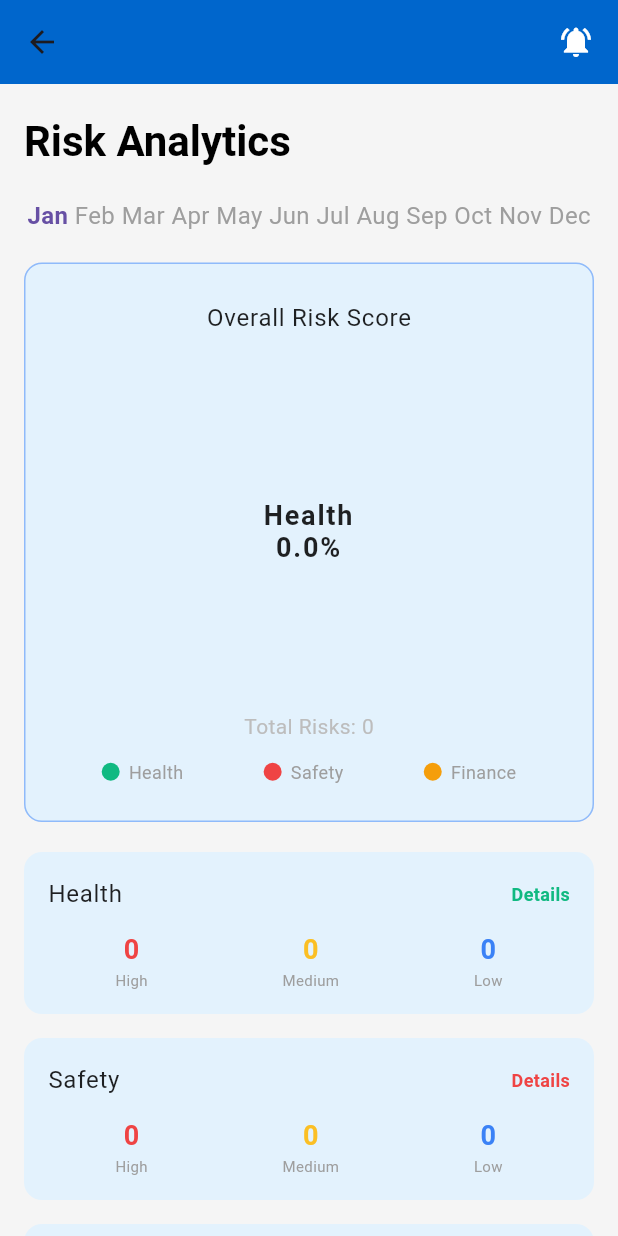
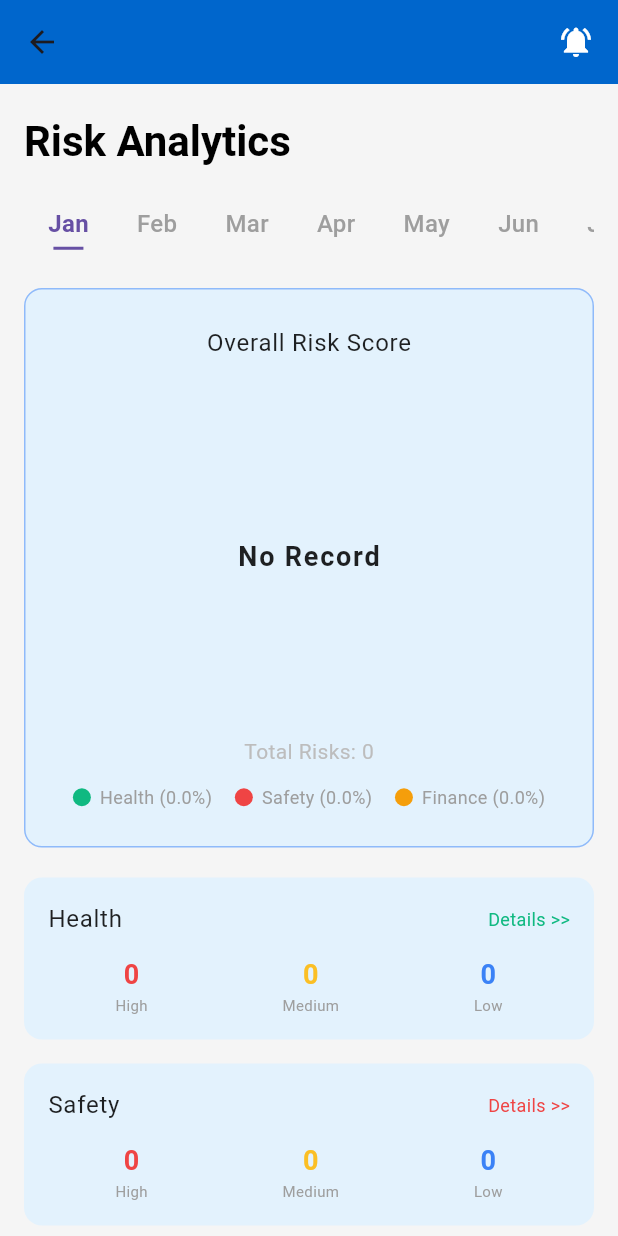
Before and after one commit to sonika-tang/everyday_risk_analyzer, a Flutter app: the RiskOverviewScreen screen opened directly with empty values, on a phone screen of 412 x 824 dp. Run offline on Flutter 3.47's test engine with Material 3 defaults, Android fonts, the phone set to English and light mode, and no system bars; accounts and stored records are empty.

Commit message:
finish Analytic

```diff
--- a/lib/ui/screens/risk_overview_screen.dart
+++ b/lib/ui/screens/risk_overview_screen.dart
@@ -118,7 +118,7 @@
                   style: TextStyle(fontSize: 14, color: Colors.grey[400]),
                 ),
                 SizedBox(height: 12),
-                _buildLegend(),
+                _buildLegend(healthPercent, safetyPercent, financePercent),
               ],
             ),
           ),
@@ -128,18 +128,21 @@
             title: 'Health',
             data: healthCat,
             color: AppTheme.healthColor,
+            risks: monthlyRisk,
           ),
           SizedBox(height: 16),
           CategoryBox(
             title: 'Safety',
             data: safetyCat,
             color: AppTheme.safetyColor,
+            risks: monthlyRisk,
           ),
           SizedBox(height: 16),
           CategoryBox(
             title: 'Finance',
             data: financeCat,
             color: AppTheme.financeColor,
+            risks: monthlyRisk,
           ),
           SizedBox(height: 20),
         ],
@@ -147,18 +150,22 @@
     );
   }
 
-  Widget _buildLegend() {
+  Widget _buildLegend(
+    double healthPercent,
+    double safetyPercent,
+    double financePercent,
+  ) {
     return Row(
       mainAxisAlignment: MainAxisAlignment.spaceAround,
       children: [
-        _buildLegendItem('Health', AppTheme.healthColor),
-        _buildLegendItem('Safety', AppTheme.safetyColor),
-        _buildLegendItem('Finance', AppTheme.financeColor),
+        _buildLegendItem('Health', healthPercent, AppTheme.healthColor),
+        _buildLegendItem('Safety', safetyPercent, AppTheme.safetyColor),
+        _buildLegendItem('Finance', financePercent, AppTheme.financeColor),
       ],
     );
   }
 
-  Widget _buildLegendItem(String label, Color color) {
+  Widget _buildLegendItem(String label, double percentage, Color color) {
     return Row(
       children: [
         Container(
@@ -167,7 +174,7 @@
           decoration: BoxDecoration(shape: BoxShape.circle, color: color),
         ),
         SizedBox(width: 6),
-        Text(label, style: TextStyle(fontSize: 12, color: Colors.grey)),
+        Text('$label (${percentage.toStringAsFixed(1)}%)', style: TextStyle(fontSize: 12, color: Colors.grey)),
       ],
     );
   }
@@ -178,9 +185,12 @@
       'Jul','Aug','Sep','Oct','Nov','Dec'
     ];
 
-    return Row(
-      mainAxisAlignment: MainAxisAlignment.spaceAround,
-      children: List.generate(12, (index) {
+    return SizedBox(
+      height: 40,
+      child: ListView.builder(
+        scrollDirection: Axis.horizontal,
+        itemCount: months.length,
+        itemBuilder: (context, index) {
           final isSelected = selectedMonth == index + 1;
 
           return GestureDetector(
@@ -189,56 +199,37 @@
                 selectedMonth = index + 1;
               });
             },
-          child: Text(
+            child: Container(
+              padding: const EdgeInsets.symmetric(horizontal: 16),
+              alignment: Alignment.center,
+              child: Column(
+                mainAxisAlignment: MainAxisAlignment.center,
+                children: [
+                  Text(
                     months[index],
                     style: TextStyle(
                       fontSize: 16,
-              fontWeight: isSelected ? FontWeight.bold : FontWeight.normal,
+                      fontWeight:
+                          isSelected ? FontWeight.bold : FontWeight.w500,
                       color: isSelected
                           ? Theme.of(context).colorScheme.primary
                           : Colors.grey,
                     ),
                   ),
+                  const SizedBox(height: 4),
+                  AnimatedContainer(
+                    duration: const Duration(milliseconds: 250),
+                    height: 2,
+                    width: isSelected ? 20 : 0,
+                    color: Theme.of(context).colorScheme.primary,
+                  ),
+                ],
+              ),
+            ),
           );
-      }),
+        },
+      ),
     );
   }
 
 }
-
-                // SizedBox(height: 20),
-                // // Central Circle with Score
-                // Container(
-                //   width: 140,
-                //   height: 140,
-                //   decoration: BoxDecoration(
-                //     shape: BoxShape.circle,
-                //     color: Theme.of(context).brightness == Brightness.dark
-                //         ? Color(0xFF0f1419)
-                //         : Colors.white,
-                //     border: Border.all(color: overallColor, width: 3),
-                //   ),
-                //   child: Center(
-                //     child: Column(
-                //       mainAxisAlignment: MainAxisAlignment.center,
-                //       children: [
-                //         Text(
-                //           score.toStringAsFixed(0),
-                //           style: TextStyle(
-                //             fontSize: 40,
-                //             fontWeight: FontWeight.bold,
-                //             color: overallColor,
-                //           ),
-                //         ),
-                //         Text(
-                //           overallRisk,
-                //           style: TextStyle(
-                //             fontSize: 14,
-                //             fontWeight: FontWeight.bold,
-                //             color: overallColor,
-                //           ),
-                //         ),
-                //       ],
-                //     ),
-                //   ),
-                // ),
```
Also changed, not shown: lib/data/mock_risks.dart (+14 -4 lines), lib/ui/widgets/category_box.dart (+90 -9 lines), lib/ui/widgets/pie_chart_painter.dart (+21 -13 lines). Lines whose indentation alone changed are shown as unchanged.
